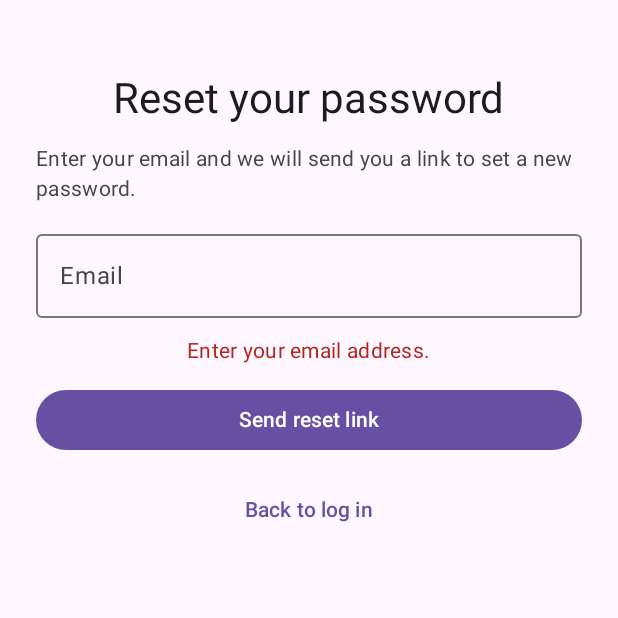
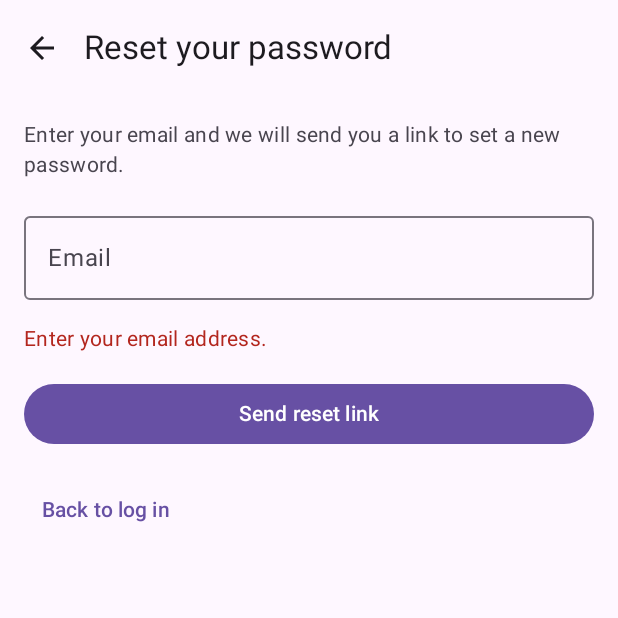
Before and after one commit to raviduravisara/kavindu-finance, an Android app built with Jetpack Compose: the ForgotPasswordScreen screen opened through its navigation route, after a tap on "Send reset link", on a phone screen of 412 x 824 dp, the top half of it. Run offline under Robolectric (Android 15) with nearby library versions, the phone set to English and light mode, and no system bars; our stand-ins replace Dagger/Hilt's generated code, Firebase (no records; nobody signed in at launch, a user with empty details on screens opened directly); libraries missing offline, so code that uses them is left out: androidx.hilt.lifecycle.

Commit message:
UI alignment step 2: login, register and forgot password follow the spec
Spec form pattern: 16.dp padding and field gap, titleLarge titles, top bar with back arrow on Register and Forgot password, eye icon on password fields, red only for validation errors.

```diff
--- a/app/src/main/java/com/fintrack/kavindu/MainActivity.kt
+++ b/app/src/main/java/com/fintrack/kavindu/MainActivity.kt
@@ -4,6 +4,7 @@ import android.os.Bundle
 import androidx.activity.ComponentActivity
 import androidx.activity.compose.setContent
 import androidx.activity.enableEdgeToEdge
+import androidx.compose.foundation.layout.consumeWindowInsets
 import androidx.compose.foundation.layout.fillMaxSize
 import androidx.compose.foundation.layout.padding
 import androidx.compose.material3.Scaffold
@@ -30,7 +31,8 @@ class MainActivity : ComponentActivity() {
                     modifier = Modifier.fillMaxSize(),
                     snackbarHost = { SnackbarHost(snackbarHostState) },
                 ) { innerPadding ->
-                    AppNavHost(modifier = Modifier.padding(innerPadding))
+                    // consumeWindowInsets: the screens' own Scaffolds do not add the status bar space again.
+                    AppNavHost(modifier = Modifier.padding(innerPadding).consumeWindowInsets(innerPadding))
                     AppMessages(snackbarHostState)
                 }
             }
--- a/app/src/main/java/com/fintrack/kavindu/feature/auth/ui/AuthFields.kt
+++ b/app/src/main/java/com/fintrack/kavindu/feature/auth/ui/AuthFields.kt
@@ -13,14 +13,18 @@ import androidx.compose.foundation.rememberScrollState
 import androidx.compose.foundation.text.KeyboardActions
 import androidx.compose.foundation.text.KeyboardOptions
 import androidx.compose.foundation.verticalScroll
+import androidx.compose.material.icons.Icons
+import androidx.compose.material.icons.filled.Visibility
+import androidx.compose.material.icons.filled.VisibilityOff
 import androidx.compose.material3.Button
 import androidx.compose.material3.CircularProgressIndicator
+import androidx.compose.material3.Icon
+import androidx.compose.material3.IconButton
 import androidx.compose.material3.MaterialTheme
 import androidx.compose.material3.OutlinedTextField
+import androidx.compose.material3.Scaffold
 import androidx.compose.material3.Text
-import androidx.compose.material3.TextButton
 import androidx.compose.runtime.Composable
-import androidx.compose.ui.Alignment
 import androidx.compose.ui.Modifier
 import androidx.compose.ui.res.stringResource
 import androidx.compose.ui.text.input.ImeAction
@@ -30,31 +34,48 @@ import androidx.compose.ui.text.input.VisualTransformation
 import androidx.compose.ui.unit.dp
 import com.fintrack.kavindu.R
 import com.fintrack.kavindu.core.model.AuthError
+import com.fintrack.kavindu.core.ui.components.AppTopBar
+import com.fintrack.kavindu.core.ui.theme.Dimens
 
 // Building blocks shared by the login, register and forgot-password screens.
+// They follow the UI spec's form pattern (section 5): full-width OutlinedTextFields 16.dp apart,
+// one full-width filled Button, secondary actions as TextButtons.
 
+/**
+ * The frame of an auth form. With [onBackClicked], the title goes in a small top bar with a back arrow
+ * (Register, Forgot password); without it, the title is shown at the top of the form (Login).
+ */
 @Composable
 fun AuthFormColumn(
     title: String,
     subtitle: String,
+    onBackClicked: (() -> Unit)? = null,
     content: @Composable ColumnScope.() -> Unit,
 ) {
+    Scaffold(
+        topBar = {
+            if (onBackClicked != null) AppTopBar(title = title, onBackClicked = onBackClicked)
+        },
+    ) { innerPadding ->
         Column(
             modifier = Modifier
                 .fillMaxSize()
+                .padding(innerPadding)
                 .imePadding()
                 .verticalScroll(rememberScrollState())
-            .padding(horizontal = 24.dp, vertical = 48.dp),
-        verticalArrangement = Arrangement.spacedBy(12.dp),
-        horizontalAlignment = Alignment.CenterHorizontally,
+                .padding(Dimens.ScreenPadding),
+            verticalArrangement = Arrangement.spacedBy(Dimens.FormFieldGap),
         ) {
-        Text(text = title, style = MaterialTheme.typography.headlineMedium)
+            if (onBackClicked == null) {
+                Text(text = title, style = MaterialTheme.typography.titleLarge)
+            }
             Text(
                 text = subtitle,
                 style = MaterialTheme.typography.bodyMedium,
                 color = MaterialTheme.colorScheme.onSurfaceVariant,
             )
             content()
+        }
     }
 }
 
@@ -97,8 +118,11 @@ fun PasswordField(
         enabled = enabled,
         visualTransformation = if (isVisible) VisualTransformation.None else PasswordVisualTransformation(),
         trailingIcon = {
-            TextButton(onClick = onVisibilityToggle) {
-                Text(stringResource(if (isVisible) R.string.auth_hide else R.string.auth_show))
+            IconButton(onClick = onVisibilityToggle) {
+                Icon(
+                    imageVector = if (isVisible) Icons.Filled.VisibilityOff else Icons.Filled.Visibility,
+                    contentDescription = stringResource(if (isVisible) R.string.auth_hide else R.string.auth_show),
+                )
             }
         },
         keyboardOptions = KeyboardOptions(keyboardType = KeyboardType.Password, imeAction = imeAction),
@@ -107,15 +131,19 @@ fun PasswordField(
     )
 }
 
-// The form's message. Shown under the fields so the user keeps what they typed; pressing the
-// button again is the retry.
+// The form's message, under the fields so the user keeps what they typed; pressing the button again
+// is the retry. Red only for validation errors (the spec's rule); other problems use a calm colour.
 @Composable
 fun AuthErrorText(error: AuthError?) {
     if (error != null) {
         Text(
             text = stringResource(error.messageRes()),
             style = MaterialTheme.typography.bodyMedium,
-            color = MaterialTheme.colorScheme.error,
+            color = if (error.isValidationError()) {
+                MaterialTheme.colorScheme.error
+            } else {
+                MaterialTheme.colorScheme.onSurfaceVariant
+            },
         )
     }
 }
@@ -131,6 +159,12 @@ fun AuthButton(text: String, isLoading: Boolean, onClick: () -> Unit) {
     }
 }
 
+// Problems with what the user typed. No internet, too many attempts and unknown errors are not.
+private fun AuthError.isValidationError(): Boolean = when (this) {
+    AuthError.NO_NETWORK, AuthError.TOO_MANY_ATTEMPTS, AuthError.UNKNOWN -> false
+    else -> true
+}
+
 @StringRes
 fun AuthError.messageRes(): Int = when (this) {
     AuthError.EMAIL_REQUIRED -> R.string.auth_error_email_required
--- a/app/src/main/java/com/fintrack/kavindu/feature/auth/ui/ForgotPasswordScreen.kt
+++ b/app/src/main/java/com/fintrack/kavindu/feature/auth/ui/ForgotPasswordScreen.kt
@@ -8,7 +8,6 @@ import androidx.compose.runtime.collectAsState
 import androidx.compose.runtime.getValue
 import androidx.compose.ui.res.stringResource
 import androidx.compose.ui.text.input.ImeAction
-import androidx.compose.ui.text.style.TextAlign
 import androidx.compose.ui.tooling.preview.Preview
 import androidx.hilt.lifecycle.viewmodel.compose.hiltViewModel
 import com.fintrack.kavindu.R
@@ -40,13 +39,13 @@ private fun ForgotPasswordContent(
     AuthFormColumn(
         title = stringResource(R.string.auth_reset_title),
         subtitle = stringResource(R.string.auth_reset_subtitle),
+        onBackClicked = onBackToLoginClicked,
     ) {
         if (uiState.isEmailSent) {
             // Firebase does not reveal whether the email has an account, so neither do we.
             Text(
                 text = stringResource(R.string.auth_reset_sent),
                 style = MaterialTheme.typography.bodyLarge,
-                textAlign = TextAlign.Center,
             )
         } else {
             EmailField(
--- a/app/src/main/java/com/fintrack/kavindu/feature/auth/ui/RegisterScreen.kt
+++ b/app/src/main/java/com/fintrack/kavindu/feature/auth/ui/RegisterScreen.kt
@@ -44,6 +44,7 @@ private fun RegisterContent(
     AuthFormColumn(
         title = stringResource(R.string.auth_register_title),
         subtitle = stringResource(R.string.auth_register_subtitle),
+        onBackClicked = onLogInClicked,
     ) {
         EmailField(value = uiState.email, onValueChange = onEmailChange, enabled = !uiState.isLoading)
         PasswordField(
--- a/app/src/main/res/values/strings.xml
+++ b/app/src/main/res/values/strings.xml
@@ -65,8 +65,8 @@
     <string name="auth_email">Email</string>
     <string name="auth_password">Password</string>
     <string name="auth_confirm_password">Confirm password</string>
-    <string name="auth_show">Show</string>
-    <string name="auth_hide">Hide</string>
+    <string name="auth_show">Show password</string>
+    <string name="auth_hide">Hide password</string>
     <string name="auth_log_in">Log in</string>
     <string name="auth_create_account">Create account</string>
     <string name="auth_send_reset_link">Send reset link</string>
```
Lines whose indentation alone changed are shown as unchanged.
